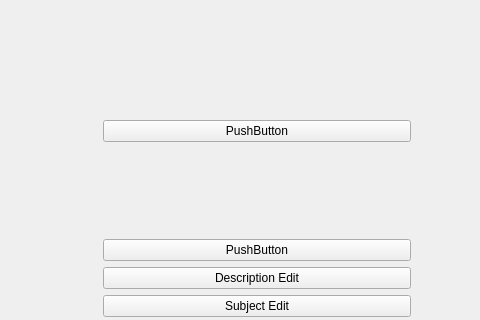
The window that IsraelEthanTaehgCS106point2/adminBookPage.ui (israelBlackyb/IETMCS106.2) describes before a commit, drawn with Qt 5; both pictures show x 406 to 886 and y 0 to 320 of the 886 by 1217 pixel window.
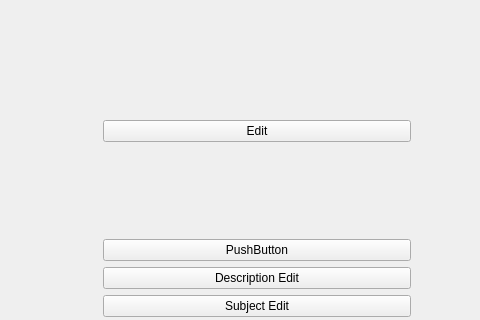
The same window after the commit.

Patch:
```diff
--- a/IsraelEthanTaehgCS106point2/adminBookPage.ui
+++ b/IsraelEthanTaehgCS106point2/adminBookPage.ui
@@ -191,7 +191,7 @@
             <item>
              <widget class="QPushButton" name="EditBtn">
               <property name="text">
-               <string>PushButton</string>
+               <string>Edit</string>
               </property>
              </widget>
             </item>
```
